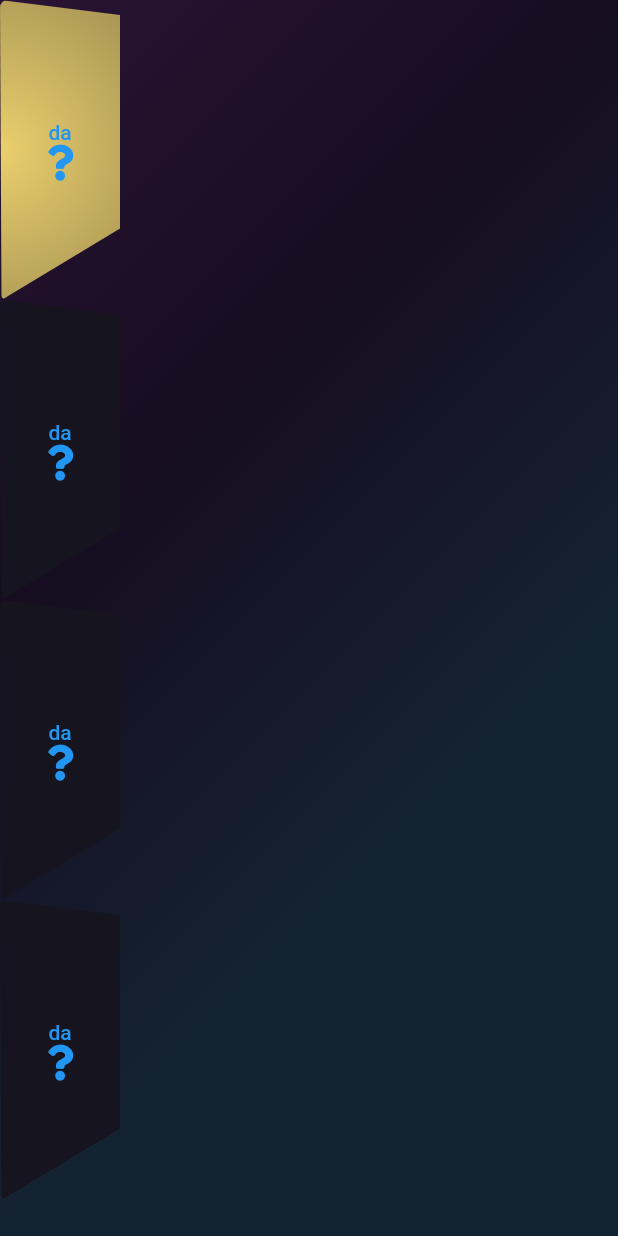
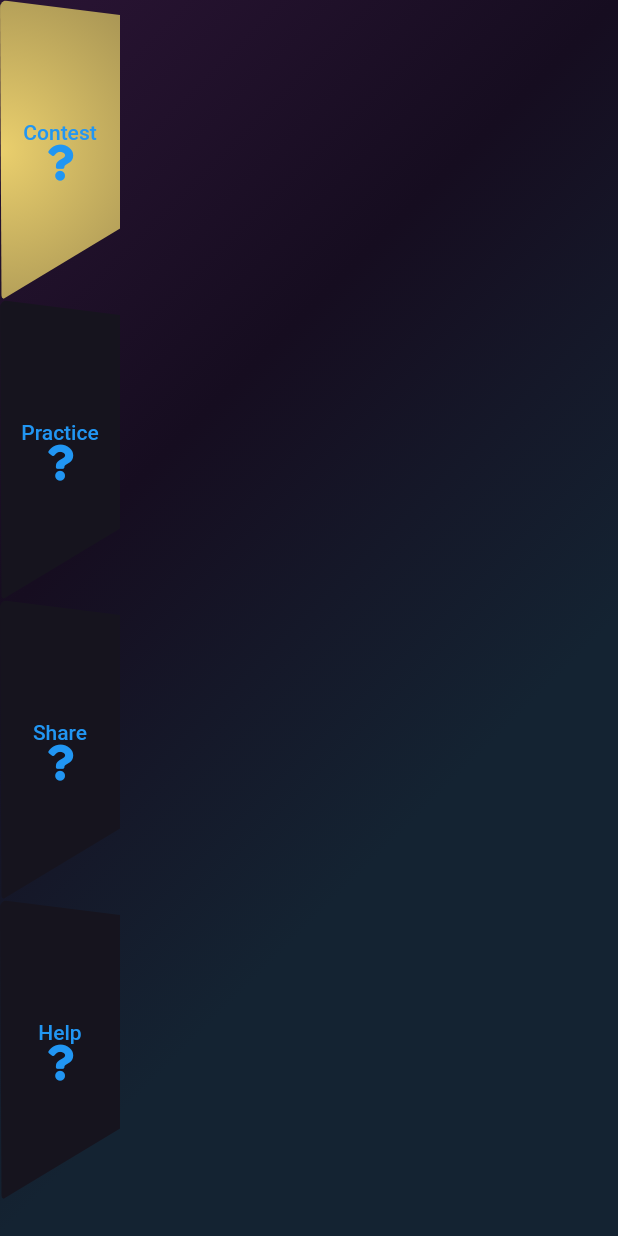
Before and after one commit to MahmoudAshours/Aschente, a Flutter app: the HomeWidget screen opened directly, on a phone screen of 412 x 824 dp. Run offline on Flutter 3.47's test engine with Material 2 defaults, Android fonts, the phone set to English and light mode, and no system bars; our stand-ins replace animate_do, cloud_firestore, firebase_auth, firebase_core, font_awesome_flutter; accounts and stored records are empty.

Commit message:
Bug fixes

```diff
--- a/flutter application/lib/main.dart
+++ b/flutter application/lib/main.dart
@@ -1,5 +1,4 @@
 import 'package:aschente/helpers/auth_provider.dart';
-import 'package:aschente/screens/home.dart';
 import 'package:aschente/screens/splash.dart';
 import 'package:firebase_core/firebase_core.dart';
 import 'package:flutter/material.dart';
--- a/flutter application/lib/screens/authentication.dart
+++ b/flutter application/lib/screens/authentication.dart
@@ -2,9 +2,9 @@ import 'package:aschente/helpers/auth_provider.dart';
 import 'package:aschente/helpers/color_pallete.dart';
 import 'package:aschente/helpers/strings.dart';
 import 'package:aschente/helpers/utils.dart';
+import 'package:aschente/main.dart';
+import 'package:aschente/widgets/no_glow_behavior.dart';
 import 'package:flutter/material.dart';
-import '../main.dart';
-import '../widgets/no_glow_behavior.dart';
 
 class AuthenticationWidget extends StatefulWidget {
   final Auth initialAuth;
@@ -64,7 +64,6 @@ class _AuthenticationWidgetState extends State<AuthenticationWidget> {
       width: MediaQuery.of(context).size.width,
       height: MediaQuery.of(context).size.height,
       decoration: BoxDecoration(
-        // color: Colors.white,
         borderRadius: BorderRadius.only(
           topRight: Radius.circular(35),
           topLeft: Radius.circular(35),
--- a/flutter application/lib/screens/home.dart
+++ b/flutter application/lib/screens/home.dart
@@ -34,10 +34,10 @@ class _HomeWidgetState extends State<HomeWidget> {
               setState(() => _selectedIndex = i);
             },
             buttons: [
-              ButtonData(Text('da'), FaIcon(FontAwesomeIcons.question)),
-              ButtonData(Text('da'), FaIcon(FontAwesomeIcons.question)),
-              ButtonData(Text('da'), FaIcon(FontAwesomeIcons.question)),
-              ButtonData(Text('da'), FaIcon(FontAwesomeIcons.question))
+              ButtonData(Text('Contest'), FaIcon(FontAwesomeIcons.question)),
+              ButtonData(Text('Practice'), FaIcon(FontAwesomeIcons.question)),
+              ButtonData(Text('Share'), FaIcon(FontAwesomeIcons.question)),
+              ButtonData(Text('Help'), FaIcon(FontAwesomeIcons.question))
             ],
           ),
         ],
--- a/flutter application/lib/screens/splash.dart
+++ b/flutter application/lib/screens/splash.dart
@@ -4,8 +4,7 @@ import 'package:aschente/helpers/strings.dart';
 import 'package:aschente/helpers/utils.dart';
 import 'package:aschente/screens/authentication.dart';
 import 'package:flutter/material.dart';
-
-import 'home.dart';
+import 'package:aschente/screens/home.dart';
 
 class SplashWidget extends StatelessWidget {
   @override
```
